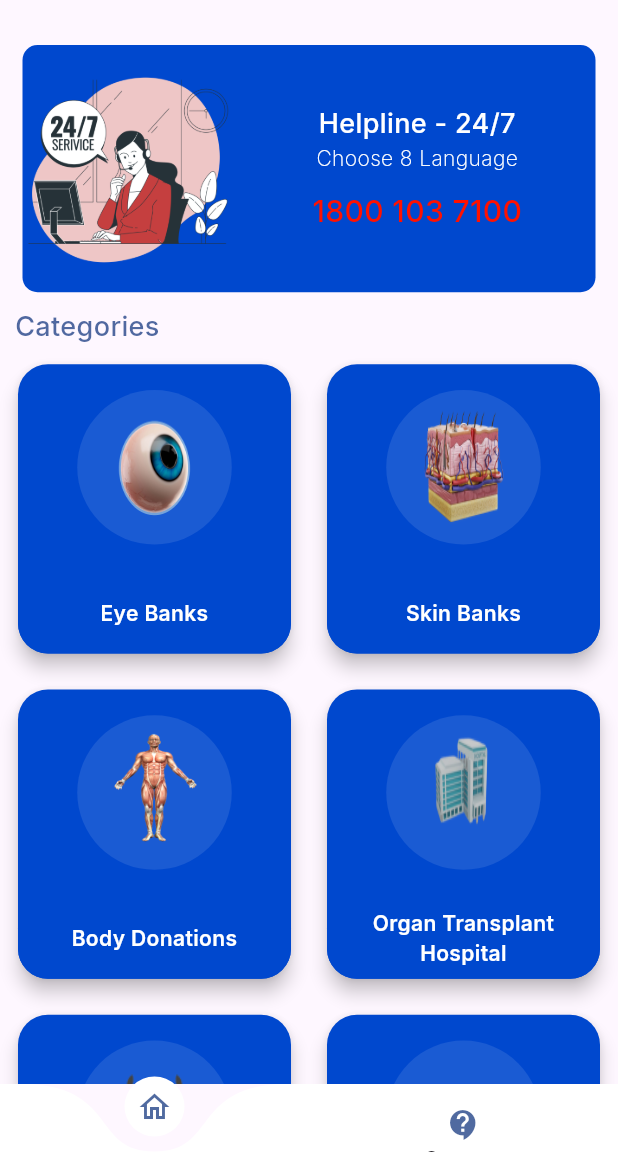
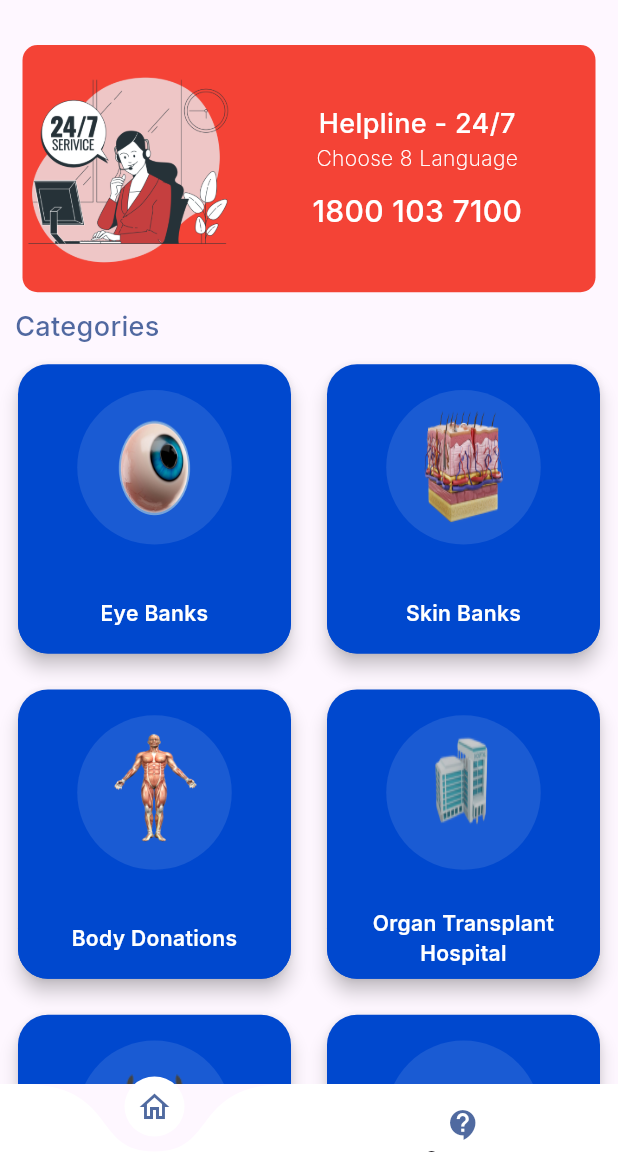
Before and after one commit to IamSriKrishna/Organs, a Flutter app: the screen it shows after launch, on a phone screen of 412 x 824 dp, the part 84-1236 px from its top. Run offline on Flutter 3.47's test engine with Material 3 defaults, Android fonts, the light colour scheme and no system bars; drawn by our look-alikes of curved_navigation_bar, hidden_drawer_menu; our stand-ins replace badges, cached_network_image, connectivity_plus, firebase_auth, firebase_core, flutter_local_notifications and 11 more; accounts and stored records are empty.

Commit message:
few changes done

```diff
--- a/lib/Feature/Screen/Overscreen/Home/Widget/Card.dart
+++ b/lib/Feature/Screen/Overscreen/Home/Widget/Card.dart
@@ -25,7 +25,7 @@ class CustomCard extends StatelessWidget {
           width: double.infinity,
           decoration: BoxDecoration(
             borderRadius: BorderRadius.circular(10),
-            color: themeColor.appblue,
+            color: Colors.red,
           ),
           child: Row(
             children: [
@@ -69,7 +69,7 @@ class CustomCard extends StatelessWidget {
                         '1800 103 7100',
                         style: GoogleFonts.inter(
                           fontSize: 20,
-                          color: const Color.fromARGB(255, 255, 17, 0),
+                          color: Colors.white,
                           fontWeight: FontWeight.w500
                         ),
                       ),
--- a/lib/Feature/Screen/Overscreen/More/MoreOption.dart
+++ b/lib/Feature/Screen/Overscreen/More/MoreOption.dart
@@ -81,7 +81,7 @@ class MoreOption extends StatelessWidget {
                 },
               ),
               CustomExpandWidget(
-                title: 'Feedback',
+                title: 'FAQ',
                 icon: image.feedback,
                 onTap: () {
                   _launchUrl('play.google.com');
```
Also changed, not shown: pubspec.lock.
